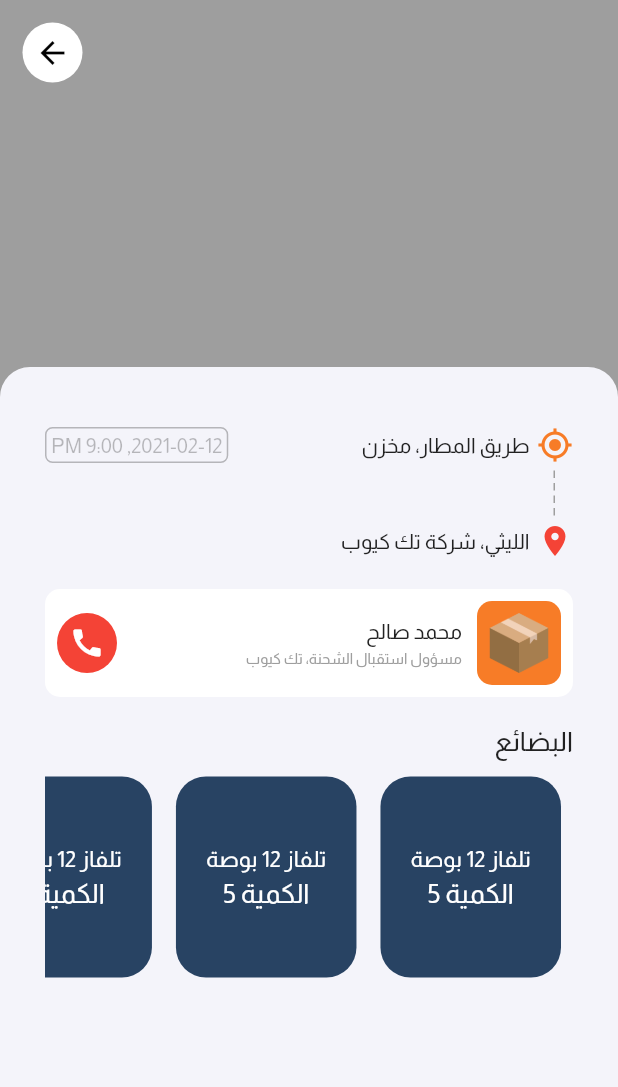
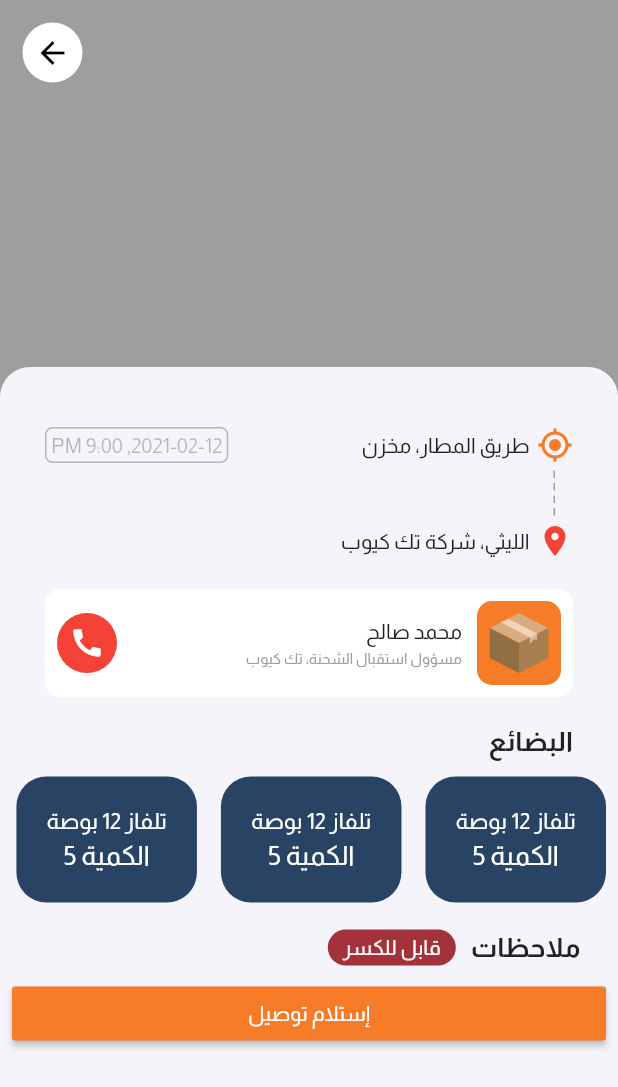
Before and after one commit to mohmedkasim/driverBox, a Flutter app: the OrderRequestScreen screen opened directly, on a phone screen of 412 x 824 dp. Shown: the top 1087 px of the screen. Run offline on Flutter 3.47's test engine with Material 2 defaults, Android fonts, the phone set to English and light mode, and no system bars; drawn by our look-alikes of flutter_dash.

Commit message:
add details
add notes and button receive order

```diff
--- a/lib/screens/order_request_screen.dart
+++ b/lib/screens/order_request_screen.dart
@@ -20,7 +20,7 @@ class _OrderRequestScreenState extends State<OrderRequestScreen> {
               child: Directionality(
                 textDirection: TextDirection.rtl,
                 child: Column(
-                  crossAxisAlignment: CrossAxisAlignment.start,
+                  crossAxisAlignment: CrossAxisAlignment.stretch,
                   children: [
                     Container(
                       color: Colors.grey,
@@ -170,11 +170,15 @@ class _OrderRequestScreenState extends State<OrderRequestScreen> {
                           SizedBox(height: 20),
                           Text(
                             'البضائع',
-                            style: TextStyle(fontSize: 18),
+                            style: TextStyle(
+                                fontSize: 18, fontWeight: FontWeight.bold),
                           ),
                           SizedBox(height: 5),
+                        ],
+                      ),
+                    ),
                     Container(
-                            height: 150,
+                      height: 100,
                       child: ListView.builder(
                           scrollDirection: Axis.horizontal,
                           primary: false,
@@ -182,13 +186,43 @@ class _OrderRequestScreenState extends State<OrderRequestScreen> {
                           itemCount: 5,
                           itemBuilder: (context, index) {
                             return ListViewItem(
-                                      value1: "تلفاز 12 بوصة",
-                                      value2: "الكمية 5");
+                                value1: "تلفاز 12 بوصة", value2: "الكمية 5");
                           }),
-                          )
+                    ),
+                    SizedBox(height: 10),
+                    Padding(
+                      padding: const EdgeInsets.symmetric(horizontal: 25),
+                      child: Row(
+                        children: [
+                          Text('ملاحظات',
+                              style: TextStyle(
+                                  fontWeight: FontWeight.bold, fontSize: 18)),
+                          SizedBox(width: 10),
+                          Container(
+                              decoration: BoxDecoration(
+                                  borderRadius: BorderRadius.circular(15),
+                                  color: cSecondaryColor),
+                              child: Padding(
+                                padding: const EdgeInsets.symmetric(
+                                    horizontal: 10, vertical: 4),
+                                child: Text('قابل للكسر',
+                                    style: TextStyle(color: Colors.white)),
+                              ))
                         ],
                       ),
                     ),
+                    Padding(
+                      padding: const EdgeInsets.all(8.0),
+                      child: Container(
+                        child: RaisedButton(
+                            color: cPrimaryColor,
+                            onPressed: () {},
+                            child: Text(
+                              "إستلام توصيل",
+                              style: TextStyle(color: Colors.white),
+                            )),
+                      ),
+                    )
                   ],
                 ),
               ),
```
Lines whose indentation alone changed are shown as unchanged.
